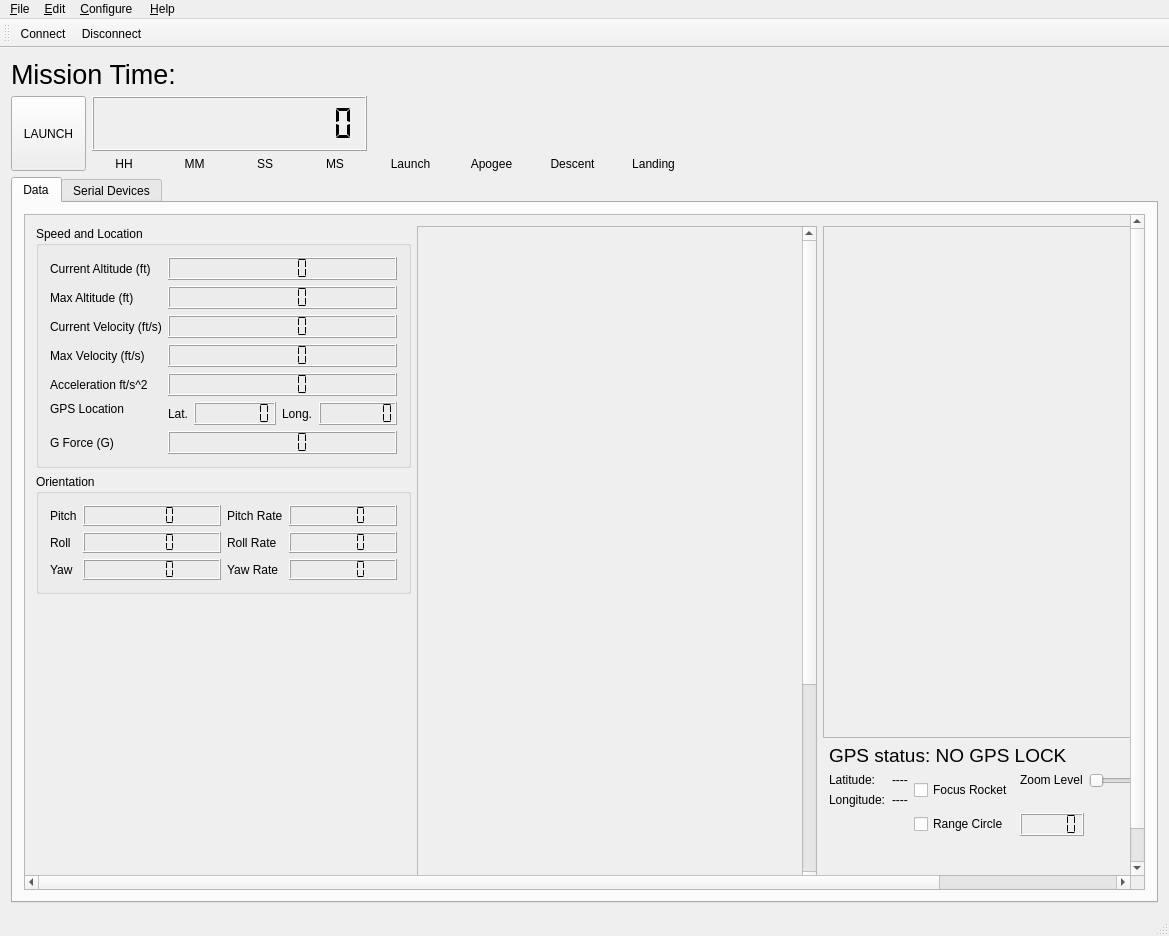
Above: RADAV_APPLICATION/mainwindow.ui from chris-quenzer/ESRA-CS-Team-Post-Expo before the change. Below: the same form after it.
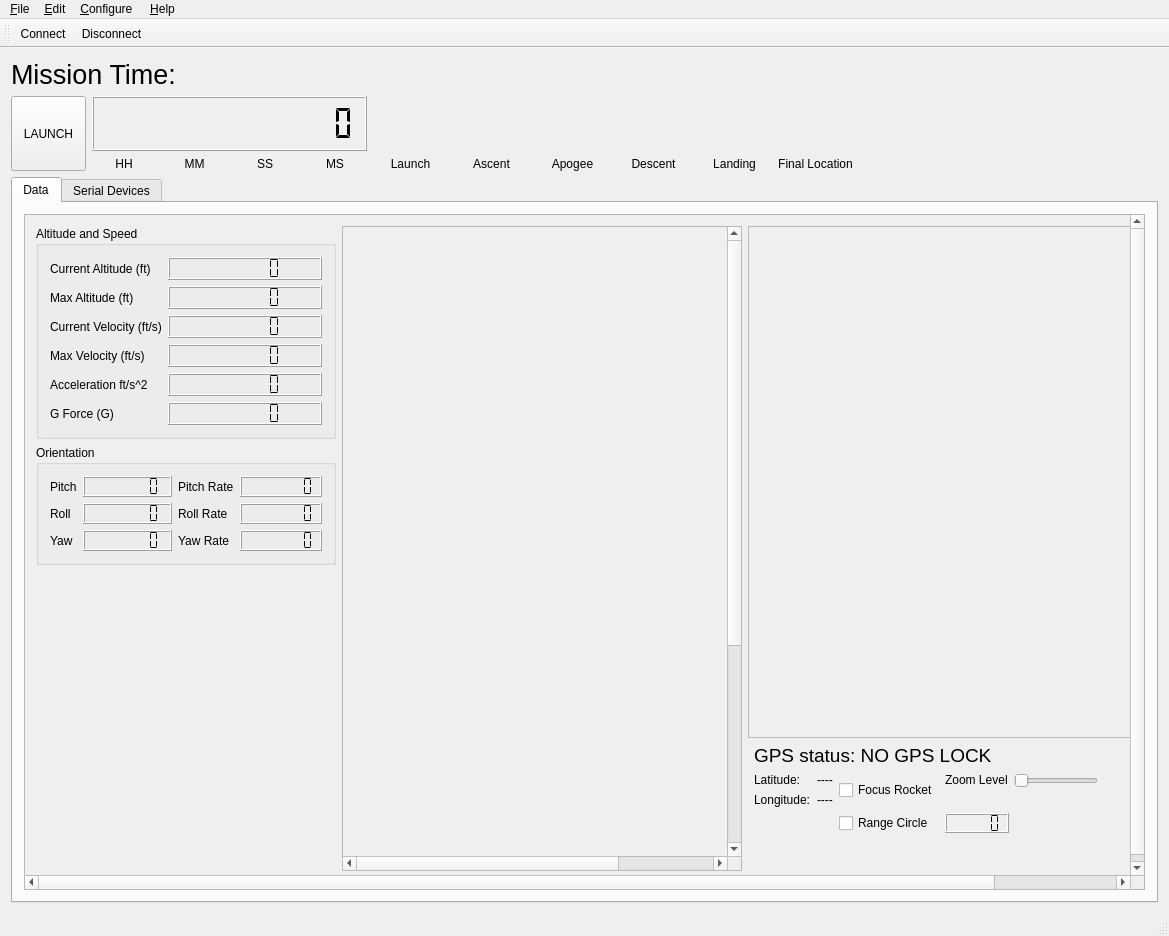
That is the form after the change. Icons and pictures are not drawn. Custom widgets are drawn as their Qt base class.

Commit message:
Time now resets to 0 at launch detection.
-Added ascent LED indicator.
-Landing detection spits out GPS coord.

What changed in the file:
```diff
--- a/RADAV_APPLICATION/mainwindow.ui
+++ b/RADAV_APPLICATION/mainwindow.ui
@@ -185,7 +185,7 @@
              </spacer>
             </item>
             <item row="0" column="2">
-             <layout class="QGridLayout" name="gridLayout_15" rowstretch="0,0,0" columnminimumwidth="0,0,0,0">
+             <layout class="QGridLayout" name="gridLayout_15" rowstretch="0,0,0" columnminimumwidth="0,0,0,0,0,0">
               <property name="leftMargin">
                <number>0</number>
               </property>
@@ -198,10 +198,97 @@
               <property name="horizontalSpacing">
                <number>6</number>
               </property>
-              <item row="1" column="1">
-               <widget class="LED" name="apo_LED" native="true"/>
+              <item row="2" column="4">
+               <widget class="QLabel" name="apo_label_3">
+                <property name="sizePolicy">
+                 <sizepolicy hsizetype="Preferred" vsizetype="Maximum">
+                  <horstretch>0</horstretch>
+                  <verstretch>0</verstretch>
+                 </sizepolicy>
+                </property>
+                <property name="minimumSize">
+                 <size>
+                  <width>75</width>
+                  <height>0</height>
+                 </size>
+                </property>
+                <property name="sizeIncrement">
+                 <size>
+                  <width>0</width>
+                  <height>0</height>
+                 </size>
+                </property>
+                <property name="baseSize">
+                 <size>
+                  <width>0</width>
+                  <height>0</height>
+                 </size>
+                </property>
+                <property name="text">
+                 <string>Landing</string>
+                </property>
+                <property name="alignment">
+                 <set>Qt::AlignCenter</set>
+                </property>
+               </widget>
               </item>
-              <item row="2" column="1">
+              <item row="1" column="4">
+               <widget class="LED" name="landing_LED" native="true"/>
+              </item>
+              <item row="1" column="3">
+               <widget class="LED" name="descent_LED" native="true"/>
+              </item>
+              <item row="2" column="3">
+               <widget class="QLabel" name="apo_label_2">
+                <property name="sizePolicy">
+                 <sizepolicy hsizetype="Preferred" vsizetype="Maximum">
+                  <horstretch>0</horstretch>
+                  <verstretch>0</verstretch>
+                 </sizepolicy>
+                </property>
+                <property name="minimumSize">
+                 <size>
+                  <width>75</width>
+                  <height>0</height>
+                 </size>
+                </property>
+                <property name="sizeIncrement">
+                 <size>
+                  <width>0</width>
+                  <height>0</height>
+                 </size>
+                </property>
+                <property name="baseSize">
+                 <size>
+                  <width>0</width>
+                  <height>0</height>
+                 </size>
+                </property>
+                <property name="text">
+                 <string>Descent</string>
+                </property>
+                <property name="alignment">
+                 <set>Qt::AlignCenter</set>
+                </property>
+               </widget>
+              </item>
+              <item row="0" column="0">
+               <widget class="QLabel" name="launch_time_label">
+                <property name="sizePolicy">
+                 <sizepolicy hsizetype="Preferred" vsizetype="Maximum">
+                  <horstretch>0</horstretch>
+                  <verstretch>0</verstretch>
+                 </sizepolicy>
+                </property>
+                <property name="text">
+                 <string/>
+                </property>
+                <property name="alignment">
+                 <set>Qt::AlignCenter</set>
+                </property>
+               </widget>
+              </item>
+              <item row="2" column="2">
                <widget class="QLabel" name="apo_label">
                 <property name="sizePolicy">
                  <sizepolicy hsizetype="Preferred" vsizetype="Maximum">
@@ -235,25 +322,28 @@
                 </property>
                </widget>
               </item>
-              <item row="0" column="1">
-               <widget class="QLabel" name="apo_time_label">
-                <property name="sizePolicy">
-                 <sizepolicy hsizetype="Preferred" vsizetype="Maximum">
-                  <horstretch>0</horstretch>
-                  <verstretch>0</verstretch>
-                 </sizepolicy>
-                </property>
-                <property name="text">
-                 <string/>
-                </property>
-                <property name="alignment">
-                 <set>Qt::AlignCenter</set>
-                </property>
-               </widget>
-              </item>
               <item row="1" column="0">
                <widget class="LED" name="launch_LED" native="true"/>
               </item>
+              <item row="0" column="2">
+               <widget class="QLabel" name="apo_time_label">
+                <property name="sizePolicy">
+                 <sizepolicy hsizetype="Preferred" vsizetype="Maximum">
+                  <horstretch>0</horstretch>
+                  <verstretch>0</verstretch>
+                 </sizepolicy>
+                </property>
+                <property name="text">
+                 <string/>
+                </property>
+                <property name="alignment">
+                 <set>Qt::AlignCenter</set>
+                </property>
+               </widget>
+              </item>
+              <item row="1" column="2">
+               <widget class="LED" name="apo_LED" native="true"/>
+              </item>
               <item row="2" column="0">
                <widget class="QLabel" name="launch_label">
                 <property name="sizePolicy">
@@ -276,33 +366,14 @@
                 </property>
                </widget>
               </item>
-              <item row="0" column="0">
-               <widget class="QLabel" name="launch_time_label">
+              <item row="2" column="1">
+               <widget class="QLabel" name="apo_label_4">
                 <property name="sizePolicy">
                  <sizepolicy hsizetype="Preferred" vsizetype="Maximum">
                   <horstretch>0</horstretch>
                   <verstretch>0</verstretch>
                  </sizepolicy>
                 </property>
-                <property name="text">
-                 <string/>
-                </property>
-                <property name="alignment">
-                 <set>Qt::AlignCenter</set>
-                </property>
-               </widget>
-              </item>
-              <item row="1" column="2">
-               <widget class="LED" name="descent_LED" native="true"/>
-              </item>
-              <item row="2" column="2">
-               <widget class="QLabel" name="apo_label_2">
-                <property name="sizePolicy">
-                 <sizepolicy hsizetype="Preferred" vsizetype="Maximum">
-                  <horstretch>0</horstretch>
-                  <verstretch>0</verstretch>
-                 </sizepolicy>
-                </property>
                 <property name="minimumSize">
                  <size>
                   <width>75</width>
@@ -322,24 +393,102 @@
                  </size>
                 </property>
                 <property name="text">
-                 <string>Descent</string>
+                 <string>Ascent</string>
                 </property>
                 <property name="alignment">
                  <set>Qt::AlignCenter</set>
                 </property>
                </widget>
               </item>
-              <item row="1" column="3">
-               <widget class="LED" name="landing_LED" native="true"/>
+              <item row="0" column="4">
+               <widget class="QLabel" name="landing_time_label">
+                <property name="sizePolicy">
+                 <sizepolicy hsizetype="Preferred" vsizetype="Maximum">
+                  <horstretch>0</horstretch>
+                  <verstretch>0</verstretch>
+                 </sizepolicy>
+                </property>
+                <property name="text">
+                 <string/>
+                </property>
+                <property name="alignment">
+                 <set>Qt::AlignCenter</set>
+                </property>
+               </widget>
               </item>
-              <item row="2" column="3">
-               <widget class="QLabel" name="apo_label_3">
+              <item row="0" column="1">
+               <widget class="QLabel" name="ascent_label">
                 <property name="sizePolicy">
                  <sizepolicy hsizetype="Preferred" vsizetype="Maximum">
                   <horstretch>0</horstretch>
                   <verstretch>0</verstretch>
                  </sizepolicy>
                 </property>
+                <property name="text">
+                 <string/>
+                </property>
+                <property name="alignment">
+                 <set>Qt::AlignCenter</set>
+                </property>
+               </widget>
+              </item>
+              <item row="1" column="1">
+               <widget class="LED" name="ascent_LED" native="true"/>
+              </item>
+              <item row="0" column="3">
+               <widget class="QLabel" name="descent_label">
+                <property name="sizePolicy">
+                 <sizepolicy hsizetype="Preferred" vsizetype="Maximum">
+                  <horstretch>0</horstretch>
+                  <verstretch>0</verstretch>
+                 </sizepolicy>
+                </property>
+                <property name="text">
+                 <string/>
+                </property>
+                <property name="alignment">
+                 <set>Qt::AlignCenter</set>
+                </property>
+               </widget>
+              </item>
+              <item row="1" column="5">
+               <layout class="QVBoxLayout" name="verticalLayout_11">
+                <item>
+                 <widget class="QLabel" name="landingLat">
+                  <property name="font">
+                   <font>
+                    <weight>75</weight>
+                    <bold>true</bold>
+                   </font>
+                  </property>
+                  <property name="text">
+                   <string/>
+                  </property>
+                 </widget>
+                </item>
+                <item>
+                 <widget class="QLabel" name="landingLon">
+                  <property name="font">
+                   <font>
+                    <weight>75</weight>
+                    <bold>true</bold>
+                   </font>
+                  </property>
+                  <property name="text">
+                   <string/>
+                  </property>
+                 </widget>
+                </item>
+               </layout>
+              </item>
+              <item row="2" column="5">
+               <widget class="QLabel" name="apo_label_5">
+                <property name="sizePolicy">
+                 <sizepolicy hsizetype="Preferred" vsizetype="Maximum">
+                  <horstretch>0</horstretch>
+                  <verstretch>0</verstretch>
+                 </sizepolicy>
+                </property>
                 <property name="minimumSize">
                  <size>
                   <width>75</width>
@@ -359,7 +508,7 @@
                  </size>
                 </property>
                 <property name="text">
-                 <string>Landing</string>
+                 <string>Final Location</string>
                 </property>
                 <property name="alignment">
                  <set>Qt::AlignCenter</set>
@@ -483,8 +632,8 @@
                 <rect>
                  <x>0</x>
                  <y>0</y>
-                 <width>1313</width>
-                 <height>686</height>
+                 <width>1246</width>
+                 <height>653</height>
                 </rect>
                </property>
                <layout class="QGridLayout" name="gridLayout_17">
@@ -513,7 +662,7 @@
 }</string>
                     </property>
                     <property name="title">
-                     <string>Speed and Location</string>
+                     <string>Altitude and Speed</string>
                     </property>
                     <property name="flat">
                      <bool>false</bool>
@@ -532,6 +681,9 @@
                          <property name="frameShadow">
                           <enum>QFrame::Raised</enum>
                          </property>
+                         <property name="digitCount">
+                          <number>7</number>
+                         </property>
                          <property name="segmentStyle">
                           <enum>QLCDNumber::Flat</enum>
                          </property>
@@ -555,6 +707,9 @@
                          <property name="frameShadow">
                           <enum>QFrame::Raised</enum>
                          </property>
+                         <property name="digitCount">
+                          <number>7</number>
+                         </property>
                          <property name="segmentStyle">
                           <enum>QLCDNumber::Flat</enum>
                          </property>
@@ -575,6 +730,9 @@
                            <verstretch>0</verstretch>
                           </sizepolicy>
                          </property>
+                         <property name="digitCount">
+                          <number>7</number>
+                         </property>
                          <property name="segmentStyle">
                           <enum>QLCDNumber::Flat</enum>
                          </property>
@@ -595,6 +753,9 @@
                            <verstretch>0</verstretch>
                           </sizepolicy>
                          </property>
+                         <property name="digitCount">
+                          <number>7</number>
+                         </property>
                          <property name="segmentStyle">
                           <enum>QLCDNumber::Flat</enum>
                          </property>
@@ -615,90 +776,22 @@
                            <verstretch>0</verstretch>
                           </sizepolicy>
                          </property>
+                         <property name="digitCount">
+                          <number>7</number>
+                         </property>
                          <property name="segmentStyle">
                           <enum>QLCDNumber::Flat</enum>
                          </property>
                         </widget>
                        </item>
                        <item row="5" column="0">
-                        <widget class="QLabel" name="label_10">
-                         <property name="sizePolicy">
-                          <sizepolicy hsizetype="Preferred" vsizetype="Maximum">
-                           <horstretch>0</horstretch>
-                           <verstretch>0</verstretch>
-                          </sizepolicy>
-                         </property>
-                         <property name="text">
-                          <string>GPS Location</string>
-                         </property>
-                        </widget>
-                       </item>
-                       <item row="5" column="1">
-                        <layout class="QHBoxLayout" name="horizontalLayout_21">
-                         <item>
-                          <layout class="QFormLayout" name="formLayout_5">
-                           <item row="0" column="0">
-                            <widget class="QLabel" name="label_20">
-                             <property name="text">
-                              <string>Lat.</string>
-                             </property>
-                            </widget>
-                           </item>
-                           <item row="0" column="1">
-                            <widget class="QLCDNumber" name="GPS_lat_LCD">
-                             <property name="sizePolicy">
-                              <sizepolicy hsizetype="Minimum" vsizetype="Maximum">
-                               <horstretch>0</horstretch>
-                               <verstretch>0</verstretch>
-                              </sizepolicy>
-                             </property>
-                             <property name="digitCount">
-                              <number>7</number>
-                             </property>
-                             <property name="segmentStyle">
-                              <enum>QLCDNumber::Flat</enum>
-                             </property>
-                            </widget>
-                           </item>
-                          </layout>
-                         </item>
-                         <item>
-                          <layout class="QFormLayout" name="formLayout_6">
-                           <item row="0" column="0">
-                            <widget class="QLabel" name="label_21">
-                             <property name="text">
-                              <string>Long.</string>
-                             </property>
-                            </widget>
-                           </item>
-                           <item row="0" column="1">
-                            <widget class="QLCDNumber" name="GPS_long_LCD">
-                             <property name="sizePolicy">
-                              <sizepolicy hsizetype="Minimum" vsizetype="Maximum">
-                               <horstretch>0</horstretch>
-                               <verstretch>0</verstretch>
-                              </sizepolicy>
-                             </property>
-                             <property name="digitCount">
-                              <number>7</number>
-                             </property>
-                             <property name="segmentStyle">
-                              <enum>QLCDNumber::Flat</enum>
-                             </property>
-                            </widget>
-                           </item>
-                          </layout>
-                         </item>
-                        </layout>
-                       </item>
-                       <item row="6" column="0">
                         <widget class="QLabel" name="label_11">
                          <property name="text">
                           <string>G Force (G)</string>
                          </property>
                         </widget>
                        </item>
-                       <item row="6" column="1">
+                       <item row="5" column="1">
                         <widget class="QLCDNumber" name="g_force">
                          <property name="sizePolicy">
                           <sizepolicy hsizetype="Minimum" vsizetype="Maximum">
@@ -706,6 +799,9 @@
                            <verstretch>0</verstretch>
                           </sizepolicy>
                          </property>
+                         <property name="digitCount">
+                          <number>7</number>
+                         </property>
                          <property name="segmentStyle">
                           <enum>QLCDNumber::Flat</enum>
                          </property>
@@ -771,6 +867,9 @@
                            <property name="smallDecimalPoint">
                             <bool>false</bool>
                            </property>
+                           <property name="digitCount">
+                            <number>7</number>
+                           </property>
                            <property name="segmentStyle">
                             <enum>QLCDNumber::Flat</enum>
                            </property>
@@ -785,6 +884,9 @@
                          </item>
                          <item row="1" column="1">
                           <widget class="QLCDNumber" name="roll_LCD">
+                           <property name="digitCount">
+                            <number>7</number>
+                           </property>
                            <property name="segmentStyle">
                             <enum>QLCDNumber::Flat</enum>
                            </property>
@@ -799,6 +901,9 @@
                          </item>
                          <item row="2" column="1">
                           <widget class="QLCDNumber" name="yaw_LCD">
+                           <property name="digitCount">
+                            <number>7</number>
+                           </property>
                            <property name="segmentStyle">
                             <enum>QLCDNumber::Flat</enum>
                            </property>
@@ -817,6 +922,9 @@
                          </item>
                          <item row="0" column="1">
                           <widget class="QLCDNumber" name="pitchRate_LCD">
+                           <property name="digitCount">
+                            <number>7</number>
+                           </property>
                            <property name="segmentStyle">
                             <enum>QLCDNumber::Flat</enum>
                            </property>
@@ -831,6 +939,9 @@
                          </item>
                          <item row="1" column="1">
                           <widget class="QLCDNumber" name="rollRate_LCD">
+                           <property name="digitCount">
+                            <number>7</number>
+                           </property>
                            <property name="segmentStyle">
                             <enum>QLCDNumber::Flat</enum>
                            </property>
@@ -845,6 +956,12 @@
                          </item>
                          <item row="2" column="1">
                           <widget class="QLCDNumber" name="yawRate_LCD">
+                           <property name="layoutDirection">
+                            <enum>Qt::LeftToRight</enum>
+                           </property>
+                           <property name="digitCount">
+                            <number>7</number>
+                           </property>
                            <property name="segmentStyle">
                             <enum>QLCDNumber::Flat</enum>
                            </property>
@@ -1139,7 +1256,7 @@
                   <widget class="QWidget" name="scrollAreaWidgetContents_3">
                    <property name="geometry">
                     <rect>
-                     <x>-120</x>
+                     <x>0</x>
                      <y>0</y>
                      <width>518</width>
                      <height>930</height>
```
Left out of the diff: 35 changed lines with no effect on the pictures. The commit also changes 11 other files.
